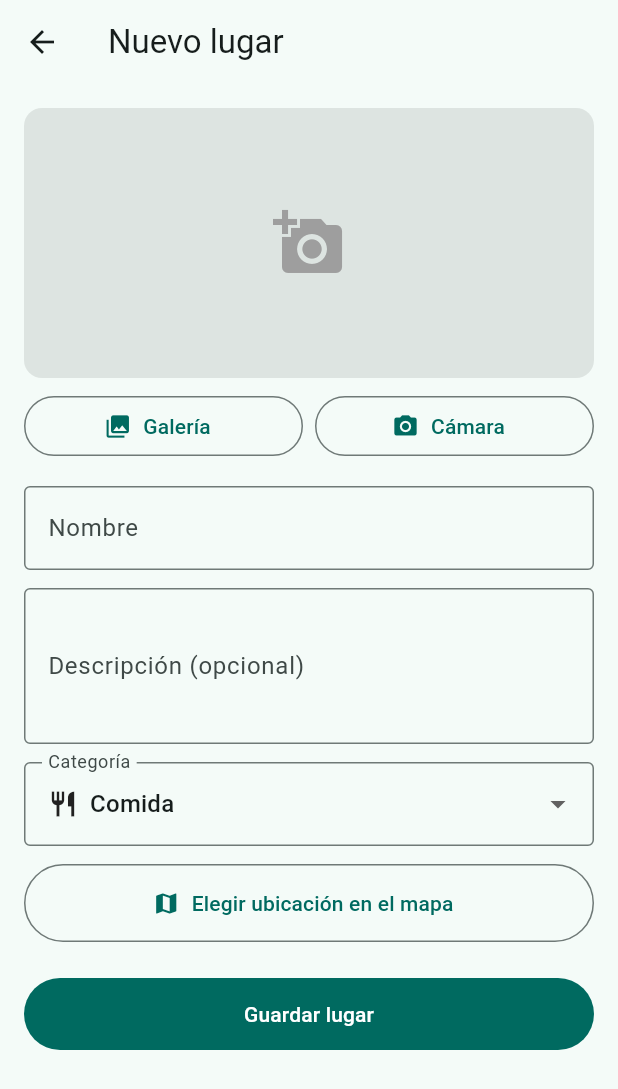
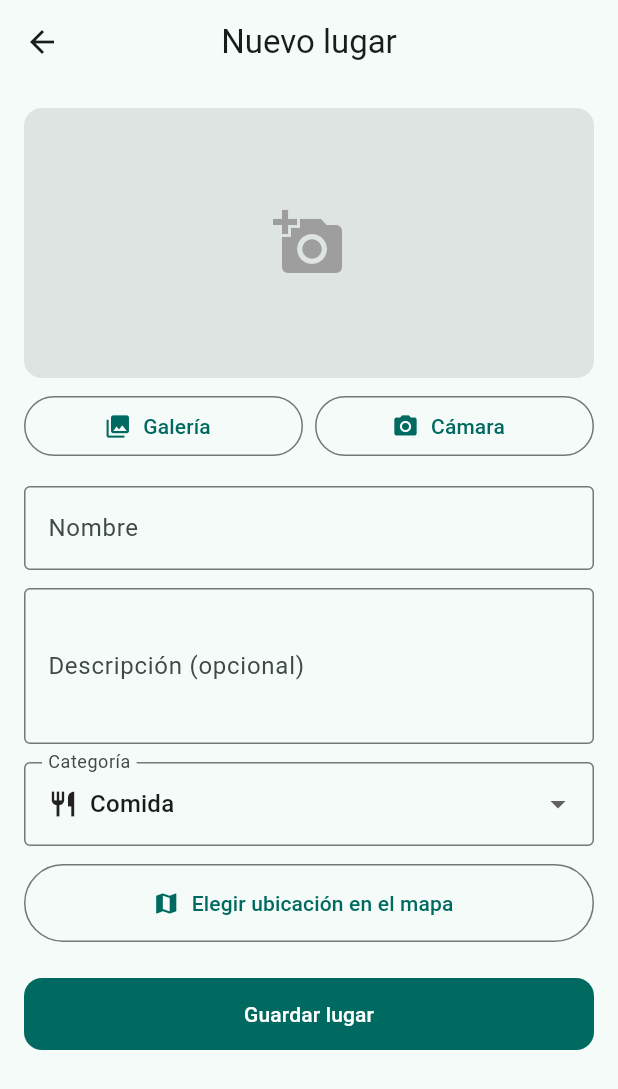
Before and after one commit to InfanteChan/Fundamentos-de-Desarrollo-Movil, a Flutter app: the screen it shows once a user with an empty profile is signed in, item 2 of the bottom bar chosen, after a tap on the "logout" icon, after a tap on "Agregar", on a phone screen of 412 x 824 dp. Shown: the top 1089 px of the screen. Run offline on Flutter 3.47's test engine with Material 3 defaults, Android fonts, the phone set to English and light mode, and no system bars; our stand-ins replace connectivity_plus, flutter_map, flutter_riverpod, geolocator, image_picker, latlong2 and 2 more; accounts and stored records are empty.

Commit message:
puntos extra

```diff
--- /dev/null
+++ b/Parcial 2/mis_lugares/lib/core/tema.dart
@@ -0,0 +1,29 @@
+import 'package:flutter/material.dart';
+
+class AppTema {
+  static const _semilla = Colors.teal;
+
+  static ThemeData _base(Brightness brillo) {
+    final esquema = ColorScheme.fromSeed(seedColor: _semilla, brightness: brillo);
+    return ThemeData(
+      useMaterial3: true,
+      colorScheme: esquema,
+      appBarTheme: const AppBarTheme(centerTitle: true),
+      cardTheme: CardThemeData(
+        elevation: 1,
+        shape: RoundedRectangleBorder(borderRadius: BorderRadius.circular(16)),
+      ),
+      inputDecorationTheme: InputDecorationTheme(
+        border: OutlineInputBorder(borderRadius: BorderRadius.circular(12)),
+      ),
+      filledButtonTheme: FilledButtonThemeData(
+        style: FilledButton.styleFrom(
+          shape: RoundedRectangleBorder(borderRadius: BorderRadius.circular(12)),
+        ),
+      ),
+    );
+  }
+
+  static final ThemeData claro = _base(Brightness.light);
+  static final ThemeData oscuro = _base(Brightness.dark);
+}
--- a/Parcial 2/mis_lugares/lib/main.dart
+++ b/Parcial 2/mis_lugares/lib/main.dart
@@ -1,10 +1,11 @@
 import 'package:flutter/material.dart';
+import 'package:provider/provider.dart';
 import 'package:supabase_flutter/supabase_flutter.dart';
 import 'core/constants.dart';
-import 'screens/home_screen.dart';
-import 'screens/login_screen.dart';
-import 'package:provider/provider.dart';
+import 'core/tema.dart';
 import 'providers/lugares_provider.dart';
+import 'providers/tema_provider.dart';
+import 'screens/splash_screen.dart';
 
 Future<void> main() async {
   WidgetsFlutterBinding.ensureInitialized();
@@ -13,11 +14,14 @@ Future<void> main() async {
     publishableKey: supabasePublishableKey,
   );
   runApp(
-  ChangeNotifierProvider(
-    create: (_) => LugaresProvider(),
-    child: const MyApp(),
-  ),
-);
+    MultiProvider(
+      providers: [
+        ChangeNotifierProvider(create: (_) => LugaresProvider()),
+        ChangeNotifierProvider(create: (_) => TemaProvider()..cargar()),
+      ],
+      child: const MyApp(),
+    ),
+  );
 }
 
 class MyApp extends StatelessWidget {
@@ -25,27 +29,14 @@ class MyApp extends StatelessWidget {
 
   @override
   Widget build(BuildContext context) {
+    final modo = context.watch<TemaProvider>().modo;
     return MaterialApp(
       title: 'Mis Lugares Favoritos',
       debugShowCheckedModeBanner: false,
-      theme: ThemeData(colorSchemeSeed: Colors.teal, useMaterial3: true),
-      home: const AuthGate(),
+      theme: AppTema.claro,
+      darkTheme: AppTema.oscuro,
+      themeMode: modo,
+      home: const SplashScreen(),
     );
   }
 }
-
-/// Decide qué pantalla mostrar según haya sesión o no.
-class AuthGate extends StatelessWidget {
-  const AuthGate({super.key});
-
-  @override
-  Widget build(BuildContext context) {
-    return StreamBuilder<AuthState>(
-      stream: Supabase.instance.client.auth.onAuthStateChange,
-      builder: (context, snapshot) {
-        final session = Supabase.instance.client.auth.currentSession;
-        return session != null ? const HomeScreen() : const LoginScreen();
-      },
-    );
-  }
-}
--- /dev/null
+++ b/Parcial 2/mis_lugares/lib/providers/tema_provider.dart
@@ -0,0 +1,26 @@
+import 'package:flutter/material.dart';
+import 'package:shared_preferences/shared_preferences.dart';
+
+class TemaProvider extends ChangeNotifier {
+  static const _clave = 'modo_oscuro';
+  ThemeMode _modo = ThemeMode.system;
+
+  ThemeMode get modo => _modo;
+
+  /// Lee la preferencia guardada; si no hay ninguna, sigue al sistema.
+  Future<void> cargar() async {
+    final prefs = await SharedPreferences.getInstance();
+    final guardado = prefs.getBool(_clave);
+    if (guardado != null) {
+      _modo = guardado ? ThemeMode.dark : ThemeMode.light;
+      notifyListeners();
+    }
+  }
+
+  Future<void> alternar(bool oscuro) async {
+    _modo = oscuro ? ThemeMode.dark : ThemeMode.light;
+    notifyListeners();
+    final prefs = await SharedPreferences.getInstance();
+    await prefs.setBool(_clave, oscuro);
+  }
+}
--- /dev/null
+++ b/Parcial 2/mis_lugares/lib/screens/auth_gate.dart
@@ -0,0 +1,20 @@
+import 'package:flutter/material.dart';
+import 'package:supabase_flutter/supabase_flutter.dart';
+import 'home_screen.dart';
+import 'login_screen.dart';
+
+/// Decide qué pantalla mostrar según haya sesión o no.
+class AuthGate extends StatelessWidget {
+  const AuthGate({super.key});
+
+  @override
+  Widget build(BuildContext context) {
+    return StreamBuilder<AuthState>(
+      stream: Supabase.instance.client.auth.onAuthStateChange,
+      builder: (context, snapshot) {
+        final session = Supabase.instance.client.auth.currentSession;
+        return session != null ? const HomeScreen() : const LoginScreen();
+      },
+    );
+  }
+}
--- a/Parcial 2/mis_lugares/lib/screens/home_screen.dart
+++ b/Parcial 2/mis_lugares/lib/screens/home_screen.dart
@@ -6,6 +6,8 @@ import '../providers/lugares_provider.dart';
 import '../services/auth_service.dart';
 import 'lugar_form_screen.dart';
 import 'mapa_lugares_view.dart';
+import 'perfil_view.dart';
+  import '../widgets/banner_sin_conexion.dart';
 
 class HomeScreen extends StatefulWidget {
   const HomeScreen({super.key});
@@ -78,7 +80,11 @@ class _HomeScreenState extends State<HomeScreen> {
 
     return Scaffold(
       appBar: AppBar(
-        title: const Text('Mis Lugares'),
+                title: Text(
+          _indice == 0 && provider.lugares.isNotEmpty
+              ? 'Mis Lugares (${provider.lugares.length})'
+              : 'Mis Lugares',
+        ),
         actions: [
           IconButton(
             icon: const Icon(Icons.logout),
@@ -87,7 +93,9 @@ class _HomeScreenState extends State<HomeScreen> {
           ),
         ],
       ),
-      floatingActionButton: FloatingActionButton.extended(
+            floatingActionButton: _indice == 2
+          ? null
+          : FloatingActionButton.extended(
         onPressed: () => _abrirFormulario(),
         icon: const Icon(Icons.add_location_alt),
         label: const Text('Agregar'),
@@ -98,9 +106,26 @@ class _HomeScreenState extends State<HomeScreen> {
         destinations: const [
           NavigationDestination(icon: Icon(Icons.list), label: 'Lista'),
           NavigationDestination(icon: Icon(Icons.map), label: 'Mapa'),
+                    NavigationDestination(icon: Icon(Icons.person), label: 'Perfil'),
         ],
       ),
-      body: _indice == 0 ? _cuerpo(provider) : const MapaLugaresView(),
+            body: BannerSinConexion(
+              child: AnimatedSwitcher(
+                  duration: const Duration(milliseconds: 300),
+                  layoutBuilder: (actual, anteriores) => Stack(
+                  fit: StackFit.expand,
+                  children: [...anteriores, ?actual],
+                  ),
+        child: KeyedSubtree(
+          key: ValueKey(_indice),
+          child: switch (_indice) {
+            0 => _cuerpo(provider),
+            1 => const MapaLugaresView(),
+            _ => const PerfilView(),
+          },
+        ),
+      ),
+      ),
     );
   }
 
@@ -114,7 +139,7 @@ class _HomeScreenState extends State<HomeScreen> {
         width: 56,
         height: 56,
         fit: BoxFit.cover,
-        errorBuilder: (_, __, ___) => icono,
+        errorBuilder: (_, _, _) => icono,
       ),
     );
   }
--- a/Parcial 2/mis_lugares/lib/screens/lugar_form_screen.dart
+++ b/Parcial 2/mis_lugares/lib/screens/lugar_form_screen.dart
@@ -127,7 +127,7 @@ class _LugarFormScreenState extends State<LugarFormScreen> {
       contenido = Image.network(
         widget.lugar!.fotoUrl!,
         fit: BoxFit.cover,
-        errorBuilder: (_, __, ___) => placeholder,
+        errorBuilder: (_, _, _) => placeholder,
       );
     }
     return ClipRRect(
--- a/Parcial 2/mis_lugares/lib/screens/mapa_lugares_view.dart
+++ b/Parcial 2/mis_lugares/lib/screens/mapa_lugares_view.dart
@@ -83,7 +83,7 @@ class _MapaLugaresViewState extends State<MapaLugaresView> {
                   height: 160,
                   width: double.infinity,
                   fit: BoxFit.cover,
-                  errorBuilder: (_, __, ___) => const SizedBox.shrink(),
+                  errorBuilder: (_, _, _) => const SizedBox.shrink(),
                 ),
               ),
               const SizedBox(height: 12),
--- /dev/null
+++ b/Parcial 2/mis_lugares/lib/screens/splash_screen.dart
@@ -0,0 +1,68 @@
+import 'package:flutter/material.dart';
+import 'auth_gate.dart';
+
+class SplashScreen extends StatefulWidget {
+  const SplashScreen({super.key});
+
+  @override
+  State<SplashScreen> createState() => _SplashScreenState();
+}
+
+class _SplashScreenState extends State<SplashScreen>
+    with SingleTickerProviderStateMixin {
+  late final AnimationController _ctrl = AnimationController(
+    vsync: this,
+    duration: const Duration(milliseconds: 1200),
+  )..forward();
+
+  late final Animation<double> _escala =
+      CurvedAnimation(parent: _ctrl, curve: Curves.elasticOut);
+
+  @override
+  void initState() {
+    super.initState();
+    Future.delayed(const Duration(milliseconds: 2200), () {
+      if (!mounted) return;
+      Navigator.pushReplacement(
+        context,
+        MaterialPageRoute(builder: (_) => const AuthGate()),
+      );
+    });
+  }
+
+  @override
+  void dispose() {
+    _ctrl.dispose();
+    super.dispose();
+  }
+
+  @override
+  Widget build(BuildContext context) {
+    final colores = Theme.of(context).colorScheme;
+    return Scaffold(
+      backgroundColor: colores.primary,
+      body: Center(
+        child: Column(
+          mainAxisSize: MainAxisSize.min,
+          children: [
+            ScaleTransition(
+              scale: _escala,
+              child: Icon(Icons.place, size: 110, color: colores.onPrimary),
+            ),
+            const SizedBox(height: 16),
+            FadeTransition(
+              opacity: _ctrl,
+              child: Text(
+                'Mis Lugares Favoritos',
+                style: Theme.of(context).textTheme.headlineSmall?.copyWith(
+                      color: colores.onPrimary,
+                      fontWeight: FontWeight.w600,
+                    ),
+              ),
+            ),
+          ],
+        ),
+      ),
+    );
+  }
+}
--- /dev/null
+++ b/Parcial 2/mis_lugares/lib/widgets/banner_sin_conexion.dart
@@ -0,0 +1,74 @@
+import 'dart:async';
+import 'package:connectivity_plus/connectivity_plus.dart';
+import 'package:flutter/material.dart';
+import 'package:provider/provider.dart';
+import '../providers/lugares_provider.dart';
+
+class BannerSinConexion extends StatefulWidget {
+  final Widget child;
+  const BannerSinConexion({super.key, required this.child});
+
+  @override
+  State<BannerSinConexion> createState() => _BannerSinConexionState();
+}
+
+class _BannerSinConexionState extends State<BannerSinConexion> {
+  StreamSubscription<List<ConnectivityResult>>? _sub;
+  bool _sinConexion = false;
+
+  @override
+  void initState() {
+    super.initState();
+    Connectivity().checkConnectivity().then(_actualizar);
+    _sub = Connectivity().onConnectivityChanged.listen(_actualizar);
+  }
+
+  void _actualizar(List<ConnectivityResult> resultados) {
+    if (!mounted) return;
+    final sin = resultados.every((r) => r == ConnectivityResult.none);
+    if (sin == _sinConexion) return;
+
+    // Al recuperar la conexión, vuelve a cargar los lugares.
+    if (!sin && _sinConexion) {
+      context.read<LugaresProvider>().cargar(limpiar: false);
+    }
+    setState(() => _sinConexion = sin);
+  }
+
+  @override
+  void dispose() {
+    _sub?.cancel();
+    super.dispose();
+  }
+
+  @override
+  Widget build(BuildContext context) {
+    final colores = Theme.of(context).colorScheme;
+    return Column(
+      children: [
+        AnimatedSize(
+          duration: const Duration(milliseconds: 250),
+          child: _sinConexion
+              ? Container(
+                  width: double.infinity,
+                  color: colores.errorContainer,
+                  padding: const EdgeInsets.symmetric(vertical: 8, horizontal: 16),
+                  child: Row(
+                    mainAxisAlignment: MainAxisAlignment.center,
+                    children: [
+                      Icon(Icons.wifi_off, size: 18, color: colores.onErrorContainer),
+                      const SizedBox(width: 8),
+                      Text(
+                        'Sin conexión a internet',
+                        style: TextStyle(color: colores.onErrorContainer),
+                      ),
+                    ],
+                  ),
+                )
+              : const SizedBox(width: double.infinity),
+        ),
+        Expanded(child: widget.child),
+      ],
+    );
+  }
+}
--- a/Parcial 2/mis_lugares/pubspec.yaml
+++ b/Parcial 2/mis_lugares/pubspec.yaml
@@ -40,6 +40,8 @@ dependencies:
   geolocator: ^14.1.1
   image_picker: ^1.2.4
   provider: ^6.1.5+1
+  shared_preferences: ^2.5.6
+  connectivity_plus: ^7.3.1
 
 dev_dependencies:
   flutter_test:
```
Also changed, not shown: Parcial 2/mis_lugares/lib/screens/perfil_view.dart (added, +126 -0 lines), Parcial 2/mis_lugares/pubspec.lock, 3 other files.
